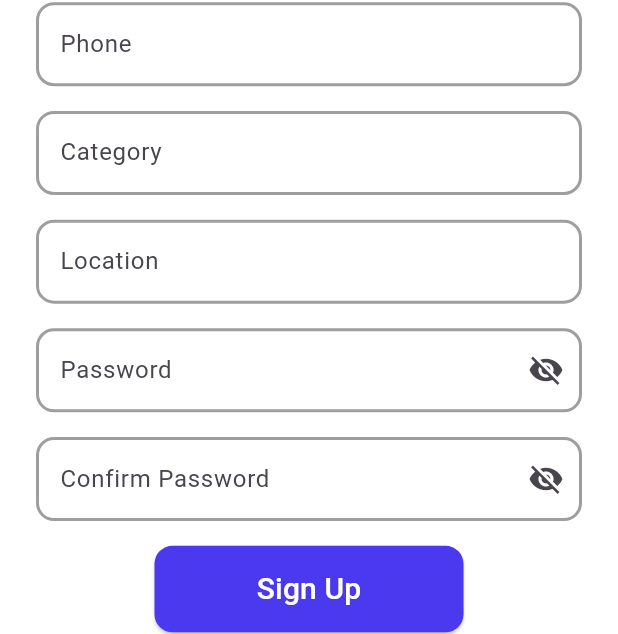
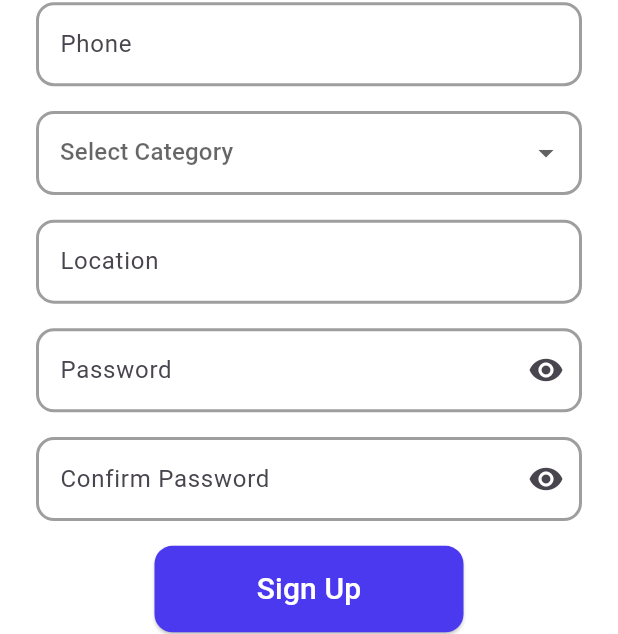
Before and after one commit to saneeswaran/swap_partner, a Flutter app: the screen it shows after launch, after a tap on "Sign Up", on a phone screen of 412 x 824 dp. Shown: the part 402-1036 px from the top of the screen. Run offline on Flutter 3.47's test engine with Material 3 defaults, Android fonts, the phone set to English and light mode, and no system bars; our stand-ins replace cloud_firestore, firebase_auth, firebase_core, image_picker; missing offline and left inert: simple_barcode_scanner; accounts and stored records are empty; network calls fail.

Commit message:
commit ui design

```diff
--- a/lib/main.dart
+++ b/lib/main.dart
@@ -1,13 +1,19 @@
 import 'package:firebase_core/firebase_core.dart';
 import 'package:flutter/material.dart';
+import 'package:provider/provider.dart';
 import 'package:swap_store/constants/constants.dart';
 import 'package:swap_store/firebase_options.dart';
 import 'package:swap_store/services/auth_gate.dart';
 
+import 'services/partner_product_provider.dart';
+
 void main() async {
   WidgetsFlutterBinding.ensureInitialized();
   await Firebase.initializeApp(options: DefaultFirebaseOptions.currentPlatform);
-  runApp(const MyApp());
+  runApp(ChangeNotifierProvider(
+    create: (_) => PartnerProductProvider(),
+    child: MyApp(),
+  ));
 }
 
 class MyApp extends StatelessWidget {
--- a/lib/pages/auth_screen.dart
+++ b/lib/pages/auth_screen.dart
@@ -20,7 +20,6 @@ class _AuthScreenState extends State<AuthScreen> {
   TextEditingController storeNameController = TextEditingController();
   TextEditingController emailController = TextEditingController();
   TextEditingController phoneController = TextEditingController();
-  TextEditingController categoryController = TextEditingController();
   TextEditingController locationController = TextEditingController();
   TextEditingController passwordController = TextEditingController();
   TextEditingController confirmPasswordController = TextEditingController();
@@ -28,10 +27,19 @@ class _AuthScreenState extends State<AuthScreen> {
   //controllers for login
   TextEditingController loginEmailController = TextEditingController();
   TextEditingController loginPasswordController = TextEditingController();
-  bool isPassCheck1 = false;
-  bool isPassCheck2 = false;
+  bool isPassCheck1 = true;
+  bool isPassCheck2 = true;
   bool isLogin = false;
   int isSelected = 0;
+  List<String> categories = [
+    "Electronics",
+    "Clothing",
+    "Books",
+    "Home Appliances"
+  ];
+  String? selectedCategory;
+  //loader animation
+  bool isLoader = false;
 
   //class
   final auth = AuthendicationService();
@@ -165,9 +173,37 @@ class _AuthScreenState extends State<AuthScreen> {
             text: "Phone",
             controller: phoneController,
           ),
-          CustomTextfield(
-            text: "Category",
-            controller: categoryController,
+          DropdownButtonFormField<String>(
+            decoration: InputDecoration(
+              focusedBorder: OutlineInputBorder(
+                  borderRadius: BorderRadius.circular(12),
+                  borderSide: BorderSide(color: Colors.grey, width: 2)),
+              enabledBorder: OutlineInputBorder(
+                  borderRadius: BorderRadius.circular(12),
+                  borderSide: BorderSide(color: Colors.grey, width: 2)),
+              border: OutlineInputBorder(
+                  borderRadius: BorderRadius.circular(12),
+                  borderSide: BorderSide(color: Colors.grey, width: 2)),
+            ),
+            isExpanded: true,
+            hint: Text(
+              "Select Category",
+            ),
+            value: selectedCategory,
+            onChanged: (String? newValue) {
+              setState(() {
+                selectedCategory = newValue;
+              });
+            },
+            items: categories.map((String category) {
+              return DropdownMenuItem<String>(
+                value: category,
+                child: Text(
+                  category,
+                  style: TextStyle(color: Colors.black45),
+                ),
+              );
+            }).toList(),
           ),
           CustomTextfield(
             text: "Location",
@@ -192,11 +228,10 @@ class _AuthScreenState extends State<AuthScreen> {
             width: size.width * 0.50,
             child: CustomElevatedButton(
                 text: "Sign Up",
-                onPressed: () async {
+                onPressed: () {
                   if (storeNameController.text.isEmpty ||
                       emailController.text.isEmpty ||
                       phoneController.text.isEmpty ||
-                      categoryController.text.isEmpty ||
                       locationController.text.isEmpty) {
                     ScaffoldMessenger.of(context).showSnackBar(
                         SnackBar(content: Text("Please fill all the fields")));
@@ -214,16 +249,16 @@ class _AuthScreenState extends State<AuthScreen> {
                             "The password must be at least 8 characters long")));
                   }
                   try {
-                    await auth.createUser(context,
+                    auth.createUser(context,
                         email: emailController.text,
                         password: passwordController.text);
                     User? user = FirebaseAuth.instance.currentUser;
 
                     final currentContext = context;
-                    await db.createData(currentContext,
+                    db.createData(currentContext,
                         storeName: storeNameController.text,
                         phoneNumber: int.parse(phoneController.text),
-                        category: categoryController.text,
+                        category: selectedCategory.toString(),
                         location: locationController.text);
                     if (!mounted) return;
                     if (user != null) {
@@ -259,7 +294,9 @@ class _AuthScreenState extends State<AuthScreen> {
             text: "Email",
             controller: loginEmailController,
           ),
-          CustomTextfield(
+          isLoader
+              ? CircularProgressIndicator()
+              : CustomTextfield(
                   text: "Password",
                   icon: isPassCheck1 ? Icons.visibility : Icons.visibility_off,
                   obScure: isPassCheck1,
@@ -271,13 +308,23 @@ class _AuthScreenState extends State<AuthScreen> {
             width: size.width * 0.50,
             child: CustomElevatedButton(
                 text: "Login",
-                onPressed: () async {
-                  await auth.loginUser(context,
+                onPressed: () {
+                  setState(() {
+                    isLoader = true;
+                  });
+                  auth.loginUser(context,
                       email: loginEmailController.text,
-                      password: loginEmailController.text);
+                      password: loginPasswordController.text);
 
-                  Navigator.pushReplacement(context,
-                      MaterialPageRoute(builder: (context) => BottomNavBar()));
+                  if (FirebaseAuth.instance.currentUser != null) {
+                    Navigator.pushReplacement(
+                        context,
+                        MaterialPageRoute(
+                            builder: (context) => BottomNavBar()));
+                  }
+                  setState(() {
+                    isLoader = false;
+                  });
                 },
                 color: buttonColor),
           ),
--- a/pubspec.yaml
+++ b/pubspec.yaml
@@ -35,6 +35,7 @@ dependencies:
   flutter:
     sdk: flutter
   image_picker: ^1.1.2
+  provider: ^6.1.2
   simple_barcode_scanner: ^0.3.0
 
 dev_dependencies:
```
Also changed, not shown: lib/model/partner_product_model.dart (added, +16 -0 lines), lib/pages/bottom_navigation_bar_pages/create_product_page.dart (+28 -3 lines), lib/pages/bottom_navigation_bar_pages/partner_product_page.dart (+9 -7 lines), lib/pages/bottom_navigation_bar_pages/scanner_page.dart (+18 -13 lines), lib/services/authendication_service.dart (+1 -21 lines), lib/services/partner_product_provider.dart (added, +18 -0 lines), pubspec.lock. Lines whose indentation alone changed are shown as unchanged.
